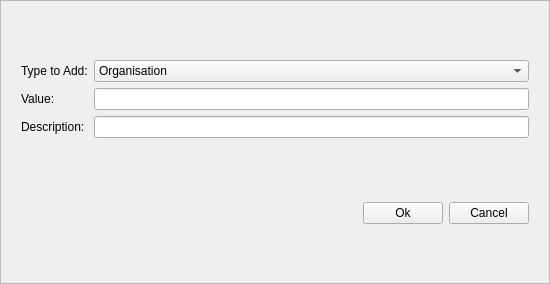
Before: the Qt Designer form buildings/gui/new_entry.ui in linz/nz-buildings, drawn with Qt 5.
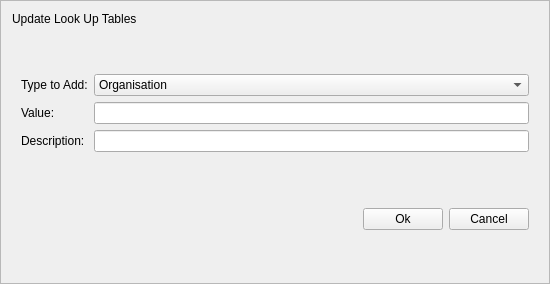
After: the same form once the commit is applied.

Commit message: Add Titles to UIs

What changed in the file:
```diff
--- a/buildings/gui/new_entry.ui
+++ b/buildings/gui/new_entry.ui
@@ -20,7 +20,7 @@
    <enum>QFrame::Raised</enum>
   </property>
   <layout class="QFormLayout" name="formLayout_2">
-   <item row="3" column="1">
+   <item row="4" column="1">
     <widget class="QWidget" name="widget_2" native="true">
      <layout class="QHBoxLayout" name="horizontalLayout">
       <item>
@@ -65,7 +65,7 @@
      </layout>
     </widget>
    </item>
-   <item row="5" column="1">
+   <item row="6" column="1">
     <spacer name="verticalSpacer_2">
      <property name="orientation">
       <enum>Qt::Vertical</enum>
@@ -78,7 +78,7 @@
      </property>
     </spacer>
    </item>
-   <item row="1" column="0" colspan="2">
+   <item row="2" column="0" colspan="2">
     <widget class="QWidget" name="widget" native="true">
      <layout class="QFormLayout" name="formLayout">
       <item row="2" column="0">
@@ -135,7 +135,7 @@
      </layout>
     </widget>
    </item>
-   <item row="2" column="1">
+   <item row="3" column="1">
     <spacer name="verticalSpacer_3">
      <property name="orientation">
       <enum>Qt::Vertical</enum>
@@ -148,7 +148,7 @@
      </property>
     </spacer>
    </item>
-   <item row="0" column="0">
+   <item row="1" column="0">
     <spacer name="verticalSpacer">
      <property name="orientation">
       <enum>Qt::Vertical</enum>
@@ -161,6 +161,13 @@
      </property>
     </spacer>
    </item>
+   <item row="0" column="0">
+    <widget class="QLabel" name="label">
+     <property name="text">
+      <string>Update Look Up Tables</string>
+     </property>
+    </widget>
+   </item>
   </layout>
  </widget>
  <resources/>
```
The commit also changes 4 other files.
